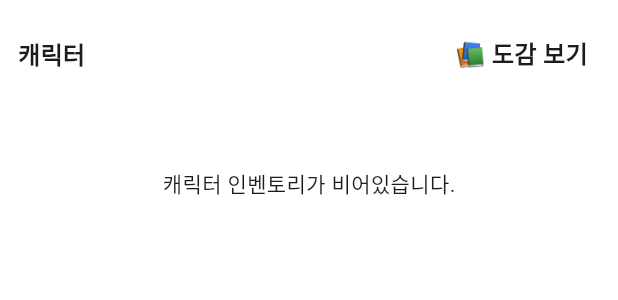
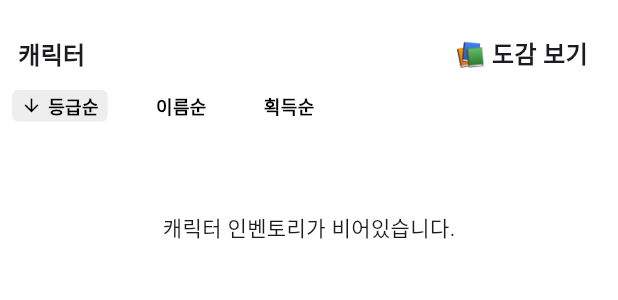
Before and after one commit to pomodak/pomodak-flutter, a Flutter app: the CharacterInventorySection widget shown alone on an empty page, opened directly, on a phone screen of 412 x 824 dp. Shown: the top 300 px of the screen. Run offline on Flutter 3.47's test engine with Material 3 defaults, Android fonts, the phone set to English and light mode, and no system bars; drawn by our look-alikes of loader_overlay; our stand-ins replace another_flushbar, awesome_bottom_bar, confetti, dio, flutter_dotenv, flutter_local_notifications and 16 more; missing offline and left inert: kakao_flutter_sdk_user; accounts and stored records are empty; network calls fail.

Commit message:
Implement character inventory sorting feature

```diff
--- a/lib/views/screens/main/inventory_screen/widgets/character_inventory_section/character_inventory_section.dart
+++ b/lib/views/screens/main/inventory_screen/widgets/character_inventory_section/character_inventory_section.dart
@@ -1,21 +1,46 @@
 import 'package:flutter/material.dart';
+import 'package:pomodak/models/domain/character_inventory_model.dart';
 import 'package:pomodak/view_models/member_view_model.dart';
 import 'package:pomodak/views/screens/main/inventory_screen/widgets/character_inventory_section/character_card.dart';
 import 'package:pomodak/views/screens/main/inventory_screen/widgets/character_inventory_section/show_collection_modal.dart';
 import 'package:provider/provider.dart';
 
-class CharacterInventorySection extends StatelessWidget {
+enum SortOrder { ascending, descending }
+
+enum SortType { name, grade, id }
+
+class CharacterInventorySection extends StatefulWidget {
   const CharacterInventorySection({super.key});
 
   @override
+  State<CharacterInventorySection> createState() =>
+      _CharacterInventorySectionState();
+}
+
+class _CharacterInventorySectionState extends State<CharacterInventorySection> {
+  SortOrder _nameSortOrder = SortOrder.ascending;
+  SortOrder _gradeSortOrder = SortOrder.ascending;
+  SortOrder _idSortOrder = SortOrder.ascending;
+
+  SortType _selectedSort = SortType.grade;
+
+  List<CharacterInventoryModel> _sortedInventory = [];
+
+  @override
+  void didChangeDependencies() {
+    super.didChangeDependencies();
+    _sortedInventory =
+        List.from(Provider.of<MemberViewModel>(context).characterInventory);
+    _sortByGrade();
+  }
+
+  @override
   Widget build(BuildContext context) {
-    final memberViewModel = Provider.of<MemberViewModel>(context);
-    final characters = memberViewModel.characterInventory;
-
     return Column(
       children: [
         Padding(
-          padding: const EdgeInsets.symmetric(horizontal: 12, vertical: 20),
+          padding:
+              const EdgeInsets.only(left: 12, right: 12, top: 20, bottom: 8),
           child: Row(
             mainAxisAlignment: MainAxisAlignment.spaceBetween,
             children: [
@@ -36,7 +61,20 @@ class CharacterInventorySection extends StatelessWidget {
             ],
           ),
         ),
-        characters.isEmpty
+        Padding(
+          padding: const EdgeInsets.only(left: 8, right: 8, bottom: 20),
+          child: Row(
+            mainAxisAlignment: MainAxisAlignment.start,
+            children: <Widget>[
+              _buildSortButton(SortType.grade, '등급순', _gradeSortOrder),
+              const SizedBox(width: 8),
+              _buildSortButton(SortType.name, '이름순', _nameSortOrder),
+              const SizedBox(width: 8),
+              _buildSortButton(SortType.id, '획득순', _idSortOrder),
+            ],
+          ),
+        ),
+        _sortedInventory.isEmpty
             ? const Padding(
                 padding: EdgeInsets.all(40.0),
                 child: Text('캐릭터 인벤토리가 비어있습니다.'),
@@ -50,12 +88,111 @@ class CharacterInventorySection extends StatelessWidget {
                   mainAxisSpacing: 10,
                   childAspectRatio: 0.7,
                 ),
-                itemCount: characters.length,
+                itemCount: _sortedInventory.length,
                 itemBuilder: (context, index) {
-                  return CharacterCard(characterInventory: characters[index]);
+                  return CharacterCard(
+                      characterInventory: _sortedInventory[index]);
                 },
               ),
       ],
     );
   }
+
+  void _resetSortOrder() {
+    _nameSortOrder = SortOrder.ascending;
+    _gradeSortOrder = SortOrder.ascending;
+    _idSortOrder = SortOrder.ascending;
+  }
+
+  void _sortByName() {
+    if (_nameSortOrder == SortOrder.ascending) {
+      _resetSortOrder();
+      _sortedInventory
+          .sort((a, b) => a.character.name.compareTo(b.character.name));
+      _nameSortOrder = SortOrder.descending;
+    } else {
+      _sortedInventory
+          .sort((a, b) => b.character.name.compareTo(a.character.name));
+      _nameSortOrder = SortOrder.ascending;
+    }
+    setState(() {});
+  }
+
+  void _sortByGrade() {
+    if (_gradeSortOrder == SortOrder.ascending) {
+      _resetSortOrder();
+      _sortedInventory.sort(
+          (a, b) => a.character.grade.index.compareTo(b.character.grade.index));
+      _gradeSortOrder = SortOrder.descending;
+    } else {
+      _sortedInventory.sort(
+          (a, b) => b.character.grade.index.compareTo(a.character.grade.index));
+      _gradeSortOrder = SortOrder.ascending;
+    }
+    setState(() {});
+  }
+
+  void _sortByInventoryId() {
+    if (_idSortOrder == SortOrder.ascending) {
+      _resetSortOrder();
+      _sortedInventory.sort(
+          (a, b) => a.characterInventoryId.compareTo(b.characterInventoryId));
+      _idSortOrder = SortOrder.descending;
+    } else {
+      _sortedInventory.sort(
+          (a, b) => b.characterInventoryId.compareTo(a.characterInventoryId));
+      _idSortOrder = SortOrder.ascending;
+    }
+    setState(() {});
+  }
+
+  Widget _buildSortButton(SortType type, String label, SortOrder sortOrder) {
+    return InkWell(
+      onTap: () {
+        setState(() {
+          _selectedSort = type;
+          switch (type) {
+            case SortType.name:
+              _sortByName();
+              break;
+            case SortType.grade:
+              _sortByGrade();
+              break;
+            case SortType.id:
+              _sortByInventoryId();
+              break;
+          }
+        });
+      },
+      child: Container(
+        padding: const EdgeInsets.symmetric(horizontal: 6, vertical: 2),
+        decoration: BoxDecoration(
+          color: _selectedSort == type ? Colors.grey[200] : Colors.white,
+          borderRadius: BorderRadius.circular(4),
+        ),
+        child: Row(
+          children: [
+            Icon(
+              _selectedSort != type
+                  ? null
+                  : sortOrder == SortOrder.ascending
+                      ? Icons.arrow_upward
+                      : Icons.arrow_downward,
+              size: 14,
+              color: Colors.black,
+            ),
+            const SizedBox(width: 4),
+            Text(
+              label,
+              style: const TextStyle(
+                fontSize: 12,
+                fontWeight: FontWeight.bold,
+                color: Colors.black,
+              ),
+            ),
+          ],
+        ),
+      ),
+    );
+  }
 }
```
Also changed, not shown: 1 other file.
